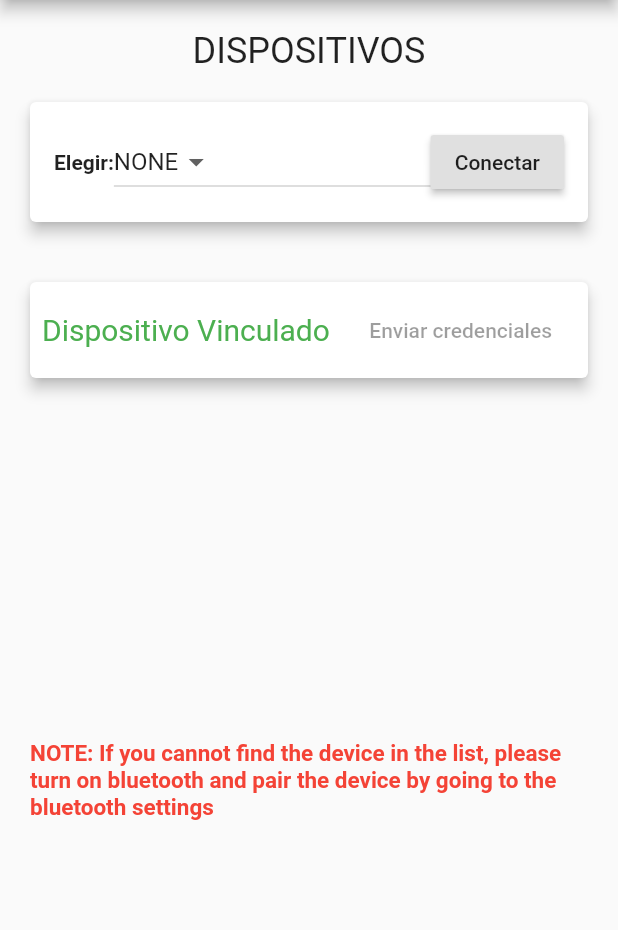
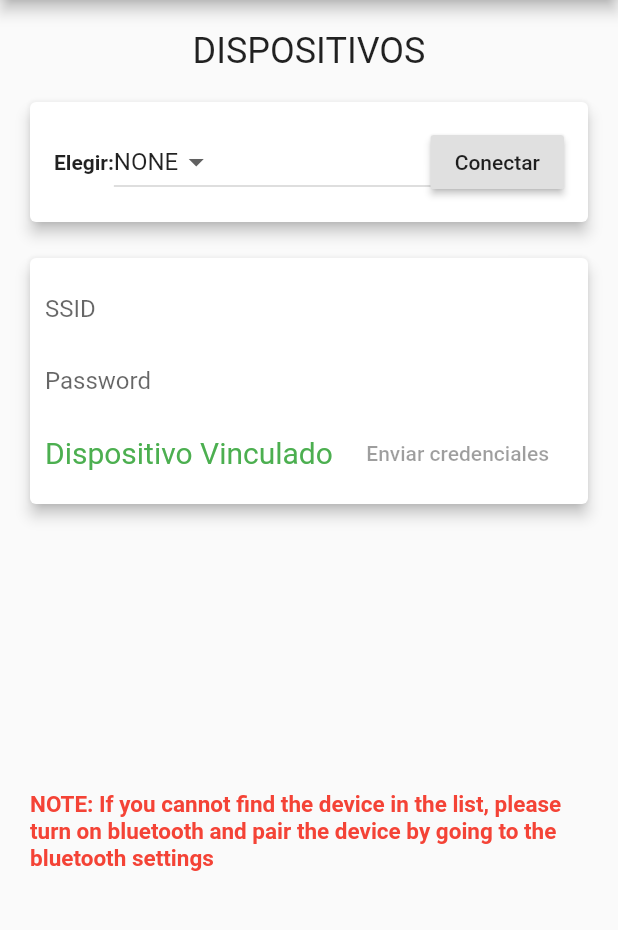
Before and after one commit to joacomf/trackeame_mobile, a Flutter app: the screen it shows after launch, on a phone screen of 412 x 824 dp, the part 84-1014 px from its top. Run offline on Flutter 3.47's test engine with Material 2 defaults, Android fonts, the phone set to English and light mode, and no system bars; our stand-ins replace flutter_bluetooth_serial.

Commit message:
Incorpora textfields para enviar ssid y password de access point

```diff
--- a/lib/main.dart
+++ b/lib/main.dart
@@ -19,14 +19,15 @@ class MyApp extends StatelessWidget {
 }
 
 class BluetoothWidget extends StatefulWidget {
-
   @override
   _BluetoothWidgetState createState() => _BluetoothWidgetState();
 }
 
-class _BluetoothWidgetState extends State<BluetoothWidget>{
+class _BluetoothWidgetState extends State<BluetoothWidget> {
+  TextEditingController ssidController = new TextEditingController();
+  TextEditingController passwordController = new TextEditingController();
+  final GlobalKey<ScaffoldState> _scaffoldKey = new GlobalKey<ScaffoldState>();
 
-  final GlobalKey<ScaffoldState> _scaffoldKey = new GlobalKey<ScaffoldState>();
   // Get the instance of the bluetooth
   FlutterBluetoothSerial bluetooth = FlutterBluetoothSerial.instance;
 
@@ -96,7 +97,8 @@ class _BluetoothWidgetState extends State<BluetoothWidget>{
           title: Text("Trackeame Bluetooth"),
           backgroundColor: Colors.redAccent,
         ),
-        body: Container(
+        body:
+        Container(
           // Defining a Column containing FOUR main Widgets wrapped with some padding:
           // 1. Text
           // 2. Row
@@ -137,12 +139,13 @@ class _BluetoothWidgetState extends State<BluetoothWidget>{
                           items: _getDeviceItems(),
                           onChanged: (value) => setState(() => _device = value),
                           value: _device,
-                          )
-                        ),
+                        )),
                         RaisedButton(
                           onPressed:
                               // To be implemented : _disconnect and _connect
-                          _pressed ? null : _connected ? _disconnect : _connect,
+                              _pressed
+                                  ? null
+                                  : _connected ? _disconnect : _connect,
                           child: Text(_connected ? 'Desconectar' : 'Conectar'),
                         ),
                       ],
@@ -151,17 +154,39 @@ class _BluetoothWidgetState extends State<BluetoothWidget>{
                 ),
               ),
               Padding(
-                padding: const EdgeInsets.all(16.0),
+                padding: const EdgeInsets.only(left: 16.0, right: 16.0),
+                // Defining a Row containing THREE main Widgets:
+                // 1. Text
+                // 2. DropdownButton
+                // 3. RaisedButton
                 child: Card(
                   elevation: 4,
                   child: Padding(
-                    padding: const EdgeInsets.all(8.0),
-                    // Defining a Row containing THREE main Widgets:
-                    // 1. Text (wrapped with "Expanded")
-                    // 2. FlatButton
-                    // 3. FlatButton
+                    padding: const EdgeInsets.all(10.0),
                     child: Column(
                       children: <Widget>[
+                        Row(
+                          children: <Widget>[
+                            Expanded(
+                              child: TextField(
+                                controller: ssidController,
+                                decoration: InputDecoration(
+                                    border: InputBorder.none, hintText: 'SSID'),
+                              ),
+                            ),
+                          ],
+                        ),
+                        Row(
+                          children: <Widget>[
+                            Expanded(
+                              child: TextField(
+                                controller: passwordController,
+                                decoration: InputDecoration(
+                                    border: InputBorder.none, hintText: 'Password'),
+                              ),
+                            ),
+                          ],
+                        ),
                         Row(
                           children: <Widget>[
                             Expanded(
@@ -174,8 +199,9 @@ class _BluetoothWidgetState extends State<BluetoothWidget>{
                               ),
                             ),
                             FlatButton(
-                              onPressed:
-                              _connected ? _sendCredentialsToBluetooth : null,
+                              onPressed: _connected
+                                  ? _sendCredentialsToBluetooth
+                                  : null,
                               child: Text("Enviar credenciales"),
                             )
                           ],
@@ -272,8 +298,12 @@ class _BluetoothWidgetState extends State<BluetoothWidget>{
   void _sendCredentialsToBluetooth() {
     bluetooth.isConnected.then((isConnected) {
       if (isConnected) {
-        bluetooth.write("Biblioteca II,universidad;Biblioteca Untref,universidad;\r");
-        show('Device Turned On');
+        bluetooth.write(ssidController.text + ',' + passwordController.text + ';\r');
+        //bluetooth.write(
+         //   "Biblioteca II,universidad;Biblioteca Untref,universidad;\r");
+        //show('Device Turned On');
+        //show(testController.text);
+        show('Credenciales enviadas');
       }
     });
   }
```
Lines whose indentation alone changed are shown as unchanged.
